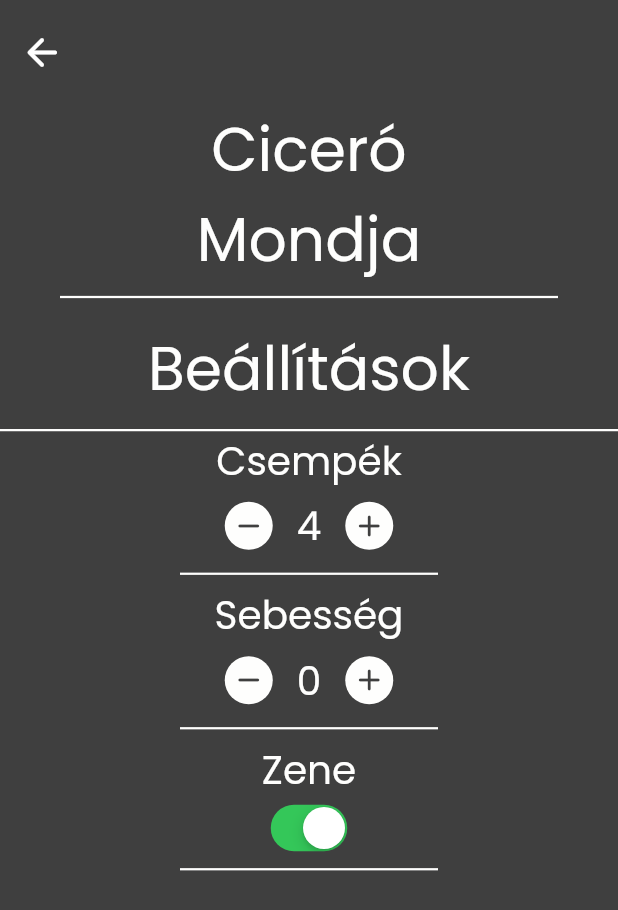
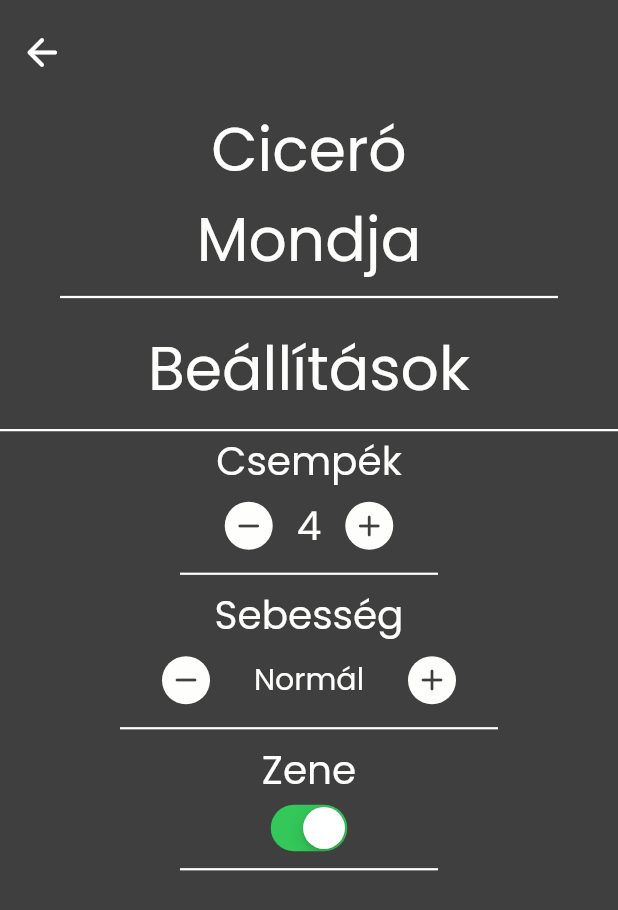
Before and after one commit to Texyfore/simon-says, a Flutter app: the Settings screen opened by its route, on a phone screen of 412 x 824 dp. Shown: the top 910 px of the screen. Run offline on Flutter 3.47's test engine with Material 2 defaults, Android fonts, the light colour scheme and no system bars; our stand-ins replace audioplayers, bloc, flutter_bloc, flutter_spinkit, visibility_detector; missing offline and left inert: flutter_launcher_icons.

Commit message:
Speed enum

```diff
--- a/lib/bloc/speedCubit.dart
+++ b/lib/bloc/speedCubit.dart
@@ -1,9 +1,37 @@
+import 'package:bloc/bloc.dart';
 import 'package:simon_says/widgets/settings/numberCubit.dart';
 
-class SpeedCubit extends NumberCubit {
-  SpeedCubit() : super(0);
+class SpeedCubit extends Cubit<Speed> {
+  SpeedCubit() : super(Speed.NORMAL);
+
+  void _increaseSpeed(int by) {
+    var index = state.index;
+    index += by;
+    index %= Speed.values.length;
+    emit(Speed.values[index]);
+  }
+
   @override
-  void increase() => emit(state + 1);
+  void increase() => _increaseSpeed(1);
   @override
-  void decrease() => emit(state - 1);
+  void decrease() => _increaseSpeed(-1);
 }
+
+enum Speed { SLOW, NORMAL, FAST, VERY_FAST }
+
+String speed_to_string(Speed speed) {
+  switch (speed) {
+    case Speed.SLOW:
+      return "Lassú";
+      break;
+    case Speed.NORMAL:
+      return "Normál";
+      break;
+    case Speed.FAST:
+      return "Gyors";
+      break;
+    case Speed.VERY_FAST:
+      return "Nagyon gyors";
+      break;
+  }
+}
--- a/lib/pages/gameLoad.dart
+++ b/lib/pages/gameLoad.dart
@@ -60,9 +60,10 @@ class _GameLoadState extends State<GameLoad> {
             Padding(
               padding: EdgeInsets.only(bottom: 40.0),
               child: BlocBuilder<TilesCubit, int>(builder: (context, tiles) {
-                return BlocBuilder<SpeedCubit, int>(builder: (context, speed) {
+                return BlocBuilder<SpeedCubit, Speed>(
+                    builder: (context, speed) {
                   return Text(
-                    'Csempék: $tiles\nSebesség: $speed',
+                    'Csempék: $tiles\nSebesség: ${speed_to_string(speed)}',
                     textAlign: TextAlign.center,
                     style: TextStyle(
                       fontFamily: 'Poppins',
--- a/lib/pages/settings.dart
+++ b/lib/pages/settings.dart
@@ -4,6 +4,7 @@ import 'package:simon_says/bloc/musicCubit.dart';
 import 'package:simon_says/bloc/speedCubit.dart';
 import 'package:simon_says/bloc/tilesCubit.dart';
 import 'package:simon_says/widgets/settings/boolSetting.dart';
+import 'package:simon_says/widgets/settings/speedSetting.dart';
 import './../widgets/settings/numberSetting.dart';
 
 class Settings extends StatelessWidget {
@@ -75,8 +76,7 @@ class Settings extends StatelessWidget {
                   name: "Csempék",
                 ),
                 // Sebesség beállítása
-                //TODO: Sebesség Enum
-                NumberSetting<SpeedCubit>(
+                SpeedSetting(
                   name: "Sebesség",
                 ),
                 BoolSetting<MusicCubit>(name: "Zene"),
--- /dev/null
+++ b/lib/widgets/settings/speedSetting.dart
@@ -0,0 +1,111 @@
+import 'package:flutter/material.dart';
+import 'package:flutter_bloc/flutter_bloc.dart';
+import 'package:simon_says/bloc/speedCubit.dart';
+import 'package:simon_says/widgets/settings/numberCubit.dart';
+
+final Color backgroundColor = Color(0xFF3F3F3F);
+final Color letterColor = Color(0xFFFEFEFD);
+
+class SpeedSetting extends StatelessWidget {
+  final String name;
+
+  SpeedSetting({Key key, this.name = ""}) : super(key: key);
+
+  @override
+  Widget build(BuildContext context) {
+    var cubit = context.bloc<SpeedCubit>();
+    return Column(
+      mainAxisAlignment: MainAxisAlignment.spaceEvenly,
+      crossAxisAlignment: CrossAxisAlignment.center,
+      children: [
+        // Beállítás név
+        Text(
+          name,
+          textAlign: TextAlign.center,
+          style: TextStyle(
+            fontFamily: 'Poppins',
+            fontSize: 26.0,
+            color: letterColor,
+          ),
+        ),
+        // Számláló
+        Row(
+          mainAxisAlignment: MainAxisAlignment.center,
+          children: [
+            // Mínusz gomb
+            IconButton(
+              icon: Container(
+                decoration: BoxDecoration(
+                  shape: BoxShape.circle,
+                  color: letterColor,
+                ),
+                height: double.infinity,
+                width: double.infinity,
+                child: Icon(
+                  Icons.remove_rounded,
+                ),
+              ),
+              onPressed: () {
+                cubit.decrease();
+              },
+              color: backgroundColor,
+              splashRadius: 20.0,
+              enableFeedback: true,
+              splashColor: Colors.white,
+            ),
+            // Szám
+            Padding(
+              padding: EdgeInsets.symmetric(horizontal: 8.0),
+              child: Container(
+                width: 100,
+                height: 30,
+                child: FittedBox(
+                  fit: BoxFit.contain,
+                  child:
+                      BlocBuilder<SpeedCubit, Speed>(builder: (context, speed) {
+                    return Text(
+                      '${speed_to_string(speed)}',
+                      textAlign: TextAlign.center,
+                      style: TextStyle(
+                        fontFamily: 'Poppins',
+                        color: letterColor,
+                      ),
+                    );
+                  }),
+                ),
+              ),
+            ),
+            // Plusz gomb
+            IconButton(
+              icon: Container(
+                decoration: BoxDecoration(
+                  shape: BoxShape.circle,
+                  color: letterColor,
+                ),
+                height: double.infinity,
+                width: double.infinity,
+                child: Icon(
+                  Icons.add_rounded,
+                ),
+              ),
+              onPressed: () {
+                cubit.increase();
+              },
+              color: backgroundColor,
+              splashRadius: 20.0,
+              enableFeedback: true,
+              splashColor: Colors.white,
+            ),
+          ],
+        ),
+        Padding(
+          padding: EdgeInsets.symmetric(horizontal: 80),
+          child: Divider(
+            thickness: 1.5,
+            color: letterColor,
+          ),
+        ),
+      ],
+    );
+  }
+}
```
